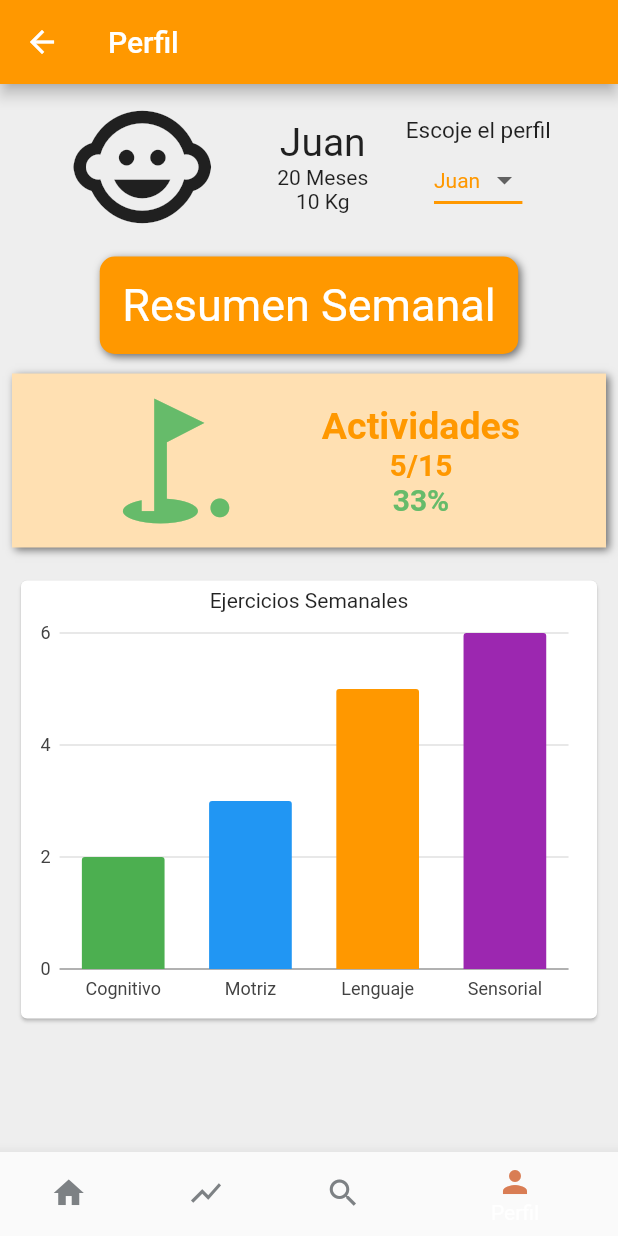
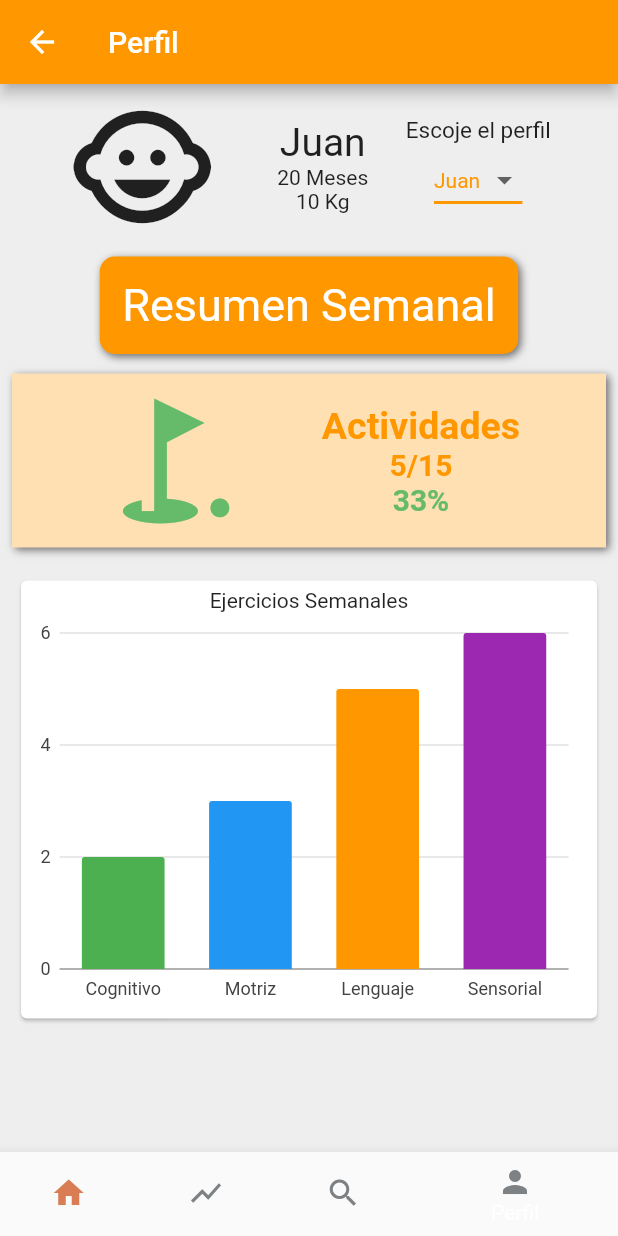
Before and after one commit to Dexcrash/0A5_Front, a Flutter app: the screen it shows after launch, item 4 of the bottom bar chosen, on a phone screen of 412 x 824 dp. Run offline on Flutter 3.47's test engine with Material 2 defaults, Android fonts, the light colour scheme and no system bars; our stand-ins replace charts_flutter; network calls fail.

Commit message:
Refactoring as f*

```diff
--- a/a05/lib/Profile/ProfileView.dart
+++ b/a05/lib/Profile/ProfileView.dart
@@ -1,4 +1,5 @@
 import 'package:a05/main.dart';
+import 'package:a05/ui_resources/bottom_navbar.dart';
 import 'package:flutter/material.dart';
 import 'package:charts_flutter/flutter.dart' as charts;
 import 'MyChart.dart';
@@ -17,8 +18,7 @@ class ProfileViewState extends State<ProfileView> {
       _selectedIndex = index;
     });
     if (_selectedIndex == 0) {
-      Navigator.push(
-          context, MaterialPageRoute(builder: (context) => Home()));
+      Navigator.push(context, MaterialPageRoute(builder: (context) => Home()));
     }
   }
 
@@ -30,31 +30,7 @@ class ProfileViewState extends State<ProfileView> {
         backgroundColor: mainColor,
       ),
       body: _buildBody(context),
-      bottomNavigationBar: BottomNavigationBar(
-        currentIndex:
-            _selectedIndex, // this will be set when a new tab is tapped
-        items: [
-          BottomNavigationBarItem(
-            icon: new Icon(Icons.home, color: $colorSubtitle),
-            title:
-                new Text('Home', style: TextStyle(color: $scaffoldBackground)),
-          ),
-          BottomNavigationBarItem(
-            icon: new Icon(Icons.show_chart, color: $colorSubtitle),
-            title: new Text(''),
-          ),
-          BottomNavigationBarItem(
-            icon: Icon(Icons.search, color: $colorSubtitle),
-            title: new Text(''),
-          ),
-          BottomNavigationBarItem(
-            icon: Icon(Icons.person, color: $scaffoldBackground),
-            title: new Text('Perfil',
-                style: TextStyle(color: $scaffoldBackground)),
-          ),
-        ],
-        onTap: _onItemTapped,
-      ),
+      bottomNavigationBar: NavBar(index: 3),
     );
   }
 
--- a/a05/lib/main.dart
+++ b/a05/lib/main.dart
@@ -1,3 +1,4 @@
+import 'package:a05/Profile/ProfileView.dart';
 import 'package:flutter/material.dart';
 import 'package:a05/assets/colors.dart';
 import 'package:provider/provider.dart';
@@ -40,6 +41,7 @@ class MyApp extends StatelessWidget {
           '/': (BuildContext context) => Home(),
           '/home': (BuildContext context) => Home(),
           '/activity': (BuildContext context) => ActivityView(),
+          '/profile' : (BuildContext context) => ProfileView(),
         },
       ),
     );
--- /dev/null
+++ b/a05/lib/ui_resources/bottom_navbar.dart
@@ -0,0 +1,72 @@
+import 'package:a05/assets/colors.dart';
+import 'package:flutter/cupertino.dart';
+import 'package:flutter/material.dart';
+
+class NavBar extends StatefulWidget {
+  NavBar({
+    this.index,
+  });
+
+  final int index;
+
+  @override
+  State<StatefulWidget> createState() => NavBarState();
+}
+
+class NavBarState extends State<NavBar> {
+  @override
+  void initState() {
+    super.initState();
+    _selectedIndex = widget.index;
+    _getRoutes();
+  }
+
+  static int _selectedIndex;
+  List<String> routes = new List<String>();
+
+  _getRoutes() {
+    routes.add('/home'); //0
+    routes.add('/nel'); //1
+    routes.add('/activity'); //2
+    routes.add('/profile'); //3
+  }
+
+  @override
+  Widget build(BuildContext context) {
+    // TODO: implement build
+    return BottomNavigationBar(
+      currentIndex: _selectedIndex, // this will be set when a new tab is tapped
+      items: [
+        BottomNavigationBarItem(
+          icon: new Icon(Icons.home, color: $scaffoldBackground),
+          title: new Text('Home', style: TextStyle(color: $scaffoldBackground)),
+        ),
+        BottomNavigationBarItem(
+          icon: new Icon(Icons.show_chart, color: $colorSubtitle),
+          title: new Text(''),
+        ),
+        BottomNavigationBarItem(
+          icon: Icon(Icons.search, color: $colorSubtitle),
+          title: new Text('Activity'),
+        ),
+        BottomNavigationBarItem(
+          icon: Icon(Icons.person, color: $colorSubtitle),
+          title: new Text('Perfil'),
+        ),
+      ],
+      onTap: _onItemTapped,
+    );
+  }
+
+  void _onItemTapped(int index) {
+    setState(() {
+      _selectedIndex = index;
+    });
+    if (_selectedIndex == 3) {
+      Navigator.pushNamed(context, '/profile');
+    }
+    if (_selectedIndex == 2) {
+      Navigator.pushNamed(context, '/activity');
+    }
+  }
+}
```
Also changed, not shown: a05/lib/Activity/ActivityView.dart (+131 -188 lines), a05/lib/Home/Home.dart (+33 -100 lines), a05/lib/List/ActivitiesList.Dart (+9 -10 lines), a05/lib/category/CategoriesView.dart (+9 -90 lines), a05/lib/category/Category.dart (deleted, +0 -13 lines), a05/lib/models/activity_model.dart (renamed from a05/lib/List/ListActivity.dart, +4 -4 lines), a05/lib/services/api_connection.dart (+33 -3 lines), a05/lib/services/repository.dart (+9 -0 lines).
